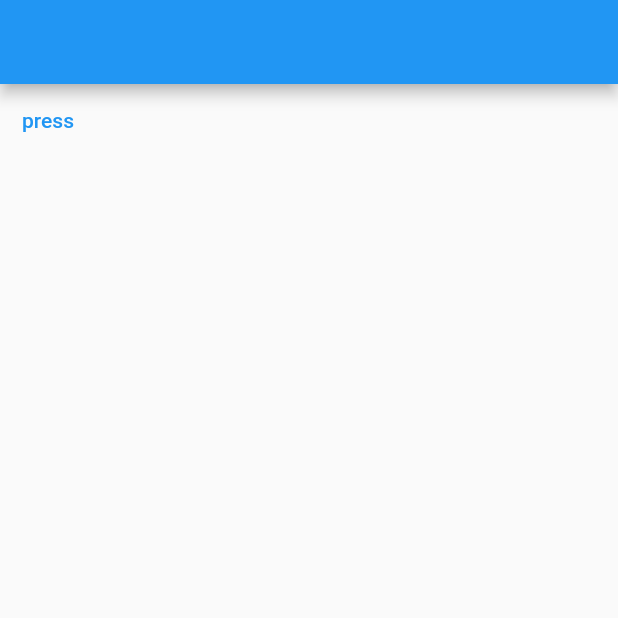
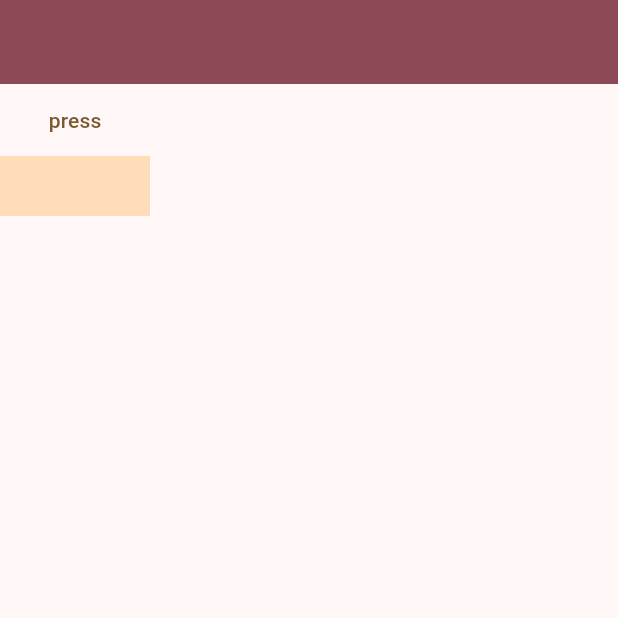
Before and after one commit to BeSaRa/qrep-mobility, a Flutter app: the screen it shows after launch, after a tap on "press", on a phone screen of 412 x 824 dp, the top half of it. Run offline on Flutter 3.47's test engine with Material 2 defaults, Android fonts, the phone set to English and light mode, and no system bars; our stand-ins replace bloc, connectivity_plus, dio, easy_localization, flutter_screenutil, freezed_annotation and 6 more; generated files the repository leaves out were written again.

Commit message:
fix the translation files name , add primary color

```diff
--- a/lib/presentations/home/home_view.dart
+++ b/lib/presentations/home/home_view.dart
@@ -16,22 +16,20 @@ class _HomeViewState extends State<HomeView> {
 
   @override
   Widget build(BuildContext context) {
-    return MediaQuery(
-      data: MediaQueryData(),
-      child: Directionality(
-        textDirection:  TextDirection.ltr,
-        child: Scaffold(
-          appBar: AppBar(
-            // title: Text('test',style: TextStyle(fontSize: 12.sp),),
-          ),
-          body:Column(children: [
-             TextButton(onPressed: ()async{
+    return Directionality(
+      textDirection:  TextDirection.ltr,
+      child: Scaffold(
+        appBar: AppBar(backgroundColor: Theme.of(context).primaryColor,),
+        body:Column(children: [
+           TextButton(onPressed: ()async{
 
-             }, child: Text("press"))
+           }, child: Text("press",style: TextStyle(color: Theme.of(context).colorScheme.tertiary),)),
+Container(
+  height: 40,
+  width: 100,
+  color: Theme.of(context).colorScheme.tertiaryContainer,)
 
-
-          ],)
-        ),
+        ],)
       ),
     );
   }
--- a/lib/presentations/resources/theme_manager.dart
+++ b/lib/presentations/resources/theme_manager.dart
@@ -5,11 +5,19 @@ class FontConstants {
 }
 
 ThemeData lightTheme() {
-  return ThemeData();
+  return ThemeData(
+
+    colorSchemeSeed: Color(0xFF8A1538),
+    brightness: Brightness.light,
+    useMaterial3: true
+  );
 }
 
 ThemeData darkTheme() {
   return ThemeData(
 
+      colorSchemeSeed: Color(0xFF8A1538),
+    brightness: Brightness.dark,
+    useMaterial3: true
   );
 }
```
Also changed, not shown: assets/lang/ar-SA.json (renamed from assets/lang/ar.json), assets/lang/en-US.json (renamed from assets/lang/en.json).
